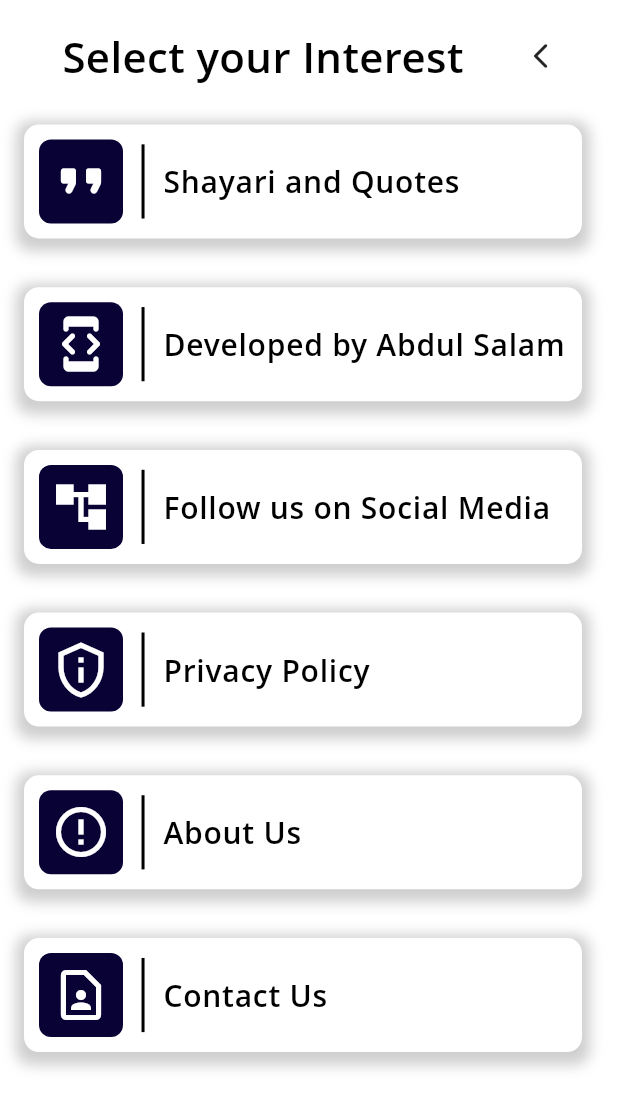
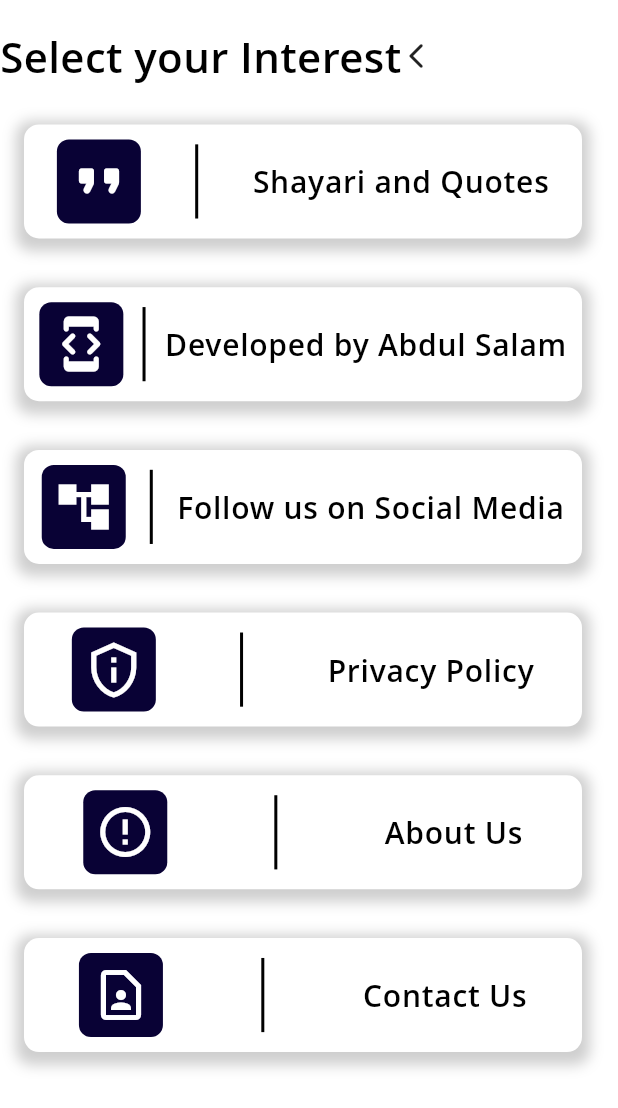
Before and after one commit to imabdulsalam1/shayri_app, a Flutter app: the DashboardPage screen opened by its route, with the side drawer open, on a phone screen of 412 x 824 dp. Shown: the top 1108 px of the screen. Run offline on Flutter 3.47's test engine with Material 3 defaults, Android fonts, the phone set to English and light mode, and no system bars; Roboto replaces fonts that are missing (Open Sans).

Commit message:
First Commit

```diff
--- a/lib/main.dart
+++ b/lib/main.dart
@@ -1,7 +1,7 @@
 import 'package:flutter/material.dart';
 import 'package:shayri_app/screens/app_ui/components/dashboard_bottom_bar/dashboard_bottom_bar.dart';
-import 'package:shayri_app/screens/app_ui/welcome_page/welcome_page.dart';
 import 'package:shayri_app/screens/dashboard_page/dashboard_page.dart';
+import 'package:shayri_app/screens/welcome_page/welcome_page.dart';
 
 void main() {
   runApp(const MyApp());
@@ -15,7 +15,7 @@ class MyApp extends StatelessWidget {
   Widget build(BuildContext context) {
     return MaterialApp(
       debugShowCheckedModeBanner: false,
-      title: 'Shayri App',
+      title: 'Shayari App',
       theme: ThemeData(
         colorScheme: ColorScheme.fromSeed(seedColor: Colors.deepPurple),
         useMaterial3: true,
--- a/lib/screens/app_ui/cards/shayari_cards_widget.dart
+++ b/lib/screens/app_ui/cards/shayari_cards_widget.dart
@@ -14,6 +14,7 @@ Widget shayariCard(context) {
         gradient: RadialGradient(colors: [Colors.green, Colors.blue],),borderRadius: BorderRadius.all(Radius.circular(20))
       ),
       child: Column(
+        mainAxisAlignment: MainAxisAlignment.spaceEvenly,
         children: [
           Center(
               child: reusableText(
--- a/lib/screens/app_ui/components/sidebar_page/sidebar.dart
+++ b/lib/screens/app_ui/components/sidebar/sidebar_page/sidebar.dart
@@ -1,6 +1,7 @@
 import 'package:flutter/material.dart';
-import 'package:shayri_app/screens/dashboard_page/sidebar_widget.dart';
 import 'package:shayri_app/utils/global_widget.dart';
+
+import '../sidebar_widget/sidebar_widget.dart';
 
 class Sidebar extends StatefulWidget {
   const Sidebar({super.key});
@@ -19,10 +20,11 @@ class _SidebarState extends State<Sidebar> {
       backgroundColor: Colors.white,
       body: SingleChildScrollView(
         child: Column(
+          // mainAxisAlignment: MainAxisAlignment.spaceEvenly,
         children: [
           SizedBox(height: size.height * 0.02,),
           Row(
-              mainAxisAlignment: MainAxisAlignment.spaceEvenly,
+              // mainAxisAlignment: MainAxisAlignment.spaceEvenly,
               children: [
             reusableText("Select your Interest",fontWeight: FontWeight.w600,fontSize: 28),
           GestureDetector(
--- a/lib/screens/dashboard_page/sidebar_widget.dart
+++ b/lib/screens/app_ui/components/sidebar/sidebar_widget/sidebar_widget.dart
@@ -20,6 +20,7 @@ Widget sideBar(BuildContext context, {required IconData icon, required String te
       ],
     ),
     child: Row(
+      mainAxisAlignment: MainAxisAlignment.spaceEvenly,
       children: [
         Container(
           padding: const EdgeInsets.all(8),
--- a/lib/screens/dashboard_page/dashboard_page.dart
+++ b/lib/screens/dashboard_page/dashboard_page.dart
@@ -4,7 +4,7 @@ import 'package:shayri_app/screens/app_ui/components/dashboard_bottom_bar/dashbo
 import 'package:shayri_app/utils/app_colors.dart';
 import 'package:shayri_app/utils/global_widget.dart';
 
-import '../app_ui/components/sidebar_page/sidebar.dart';
+import '../app_ui/components/sidebar/sidebar_page/sidebar.dart';
 
 class DashboardPage extends StatefulWidget {
   const DashboardPage({super.key});
@@ -56,6 +56,7 @@ class _DashboardPageState extends State<DashboardPage> {
           child: Padding(
             padding: const EdgeInsets.only(left: 16.0, right: 16.0,top: 20),
             child: Column(
+              mainAxisAlignment: MainAxisAlignment.spaceEvenly,
               children: [
                 shayariCard(context),
                 SizedBox(height: size.height * 0.02,),
```
Also changed, not shown: lib/screens/welcome_page/welcome_page.dart (renamed from lib/screens/app_ui/welcome_page/welcome_page.dart).
